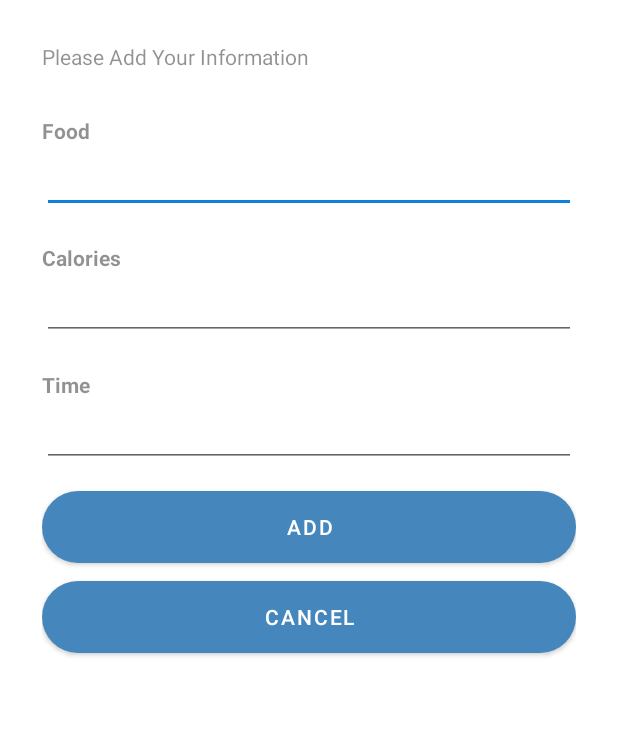
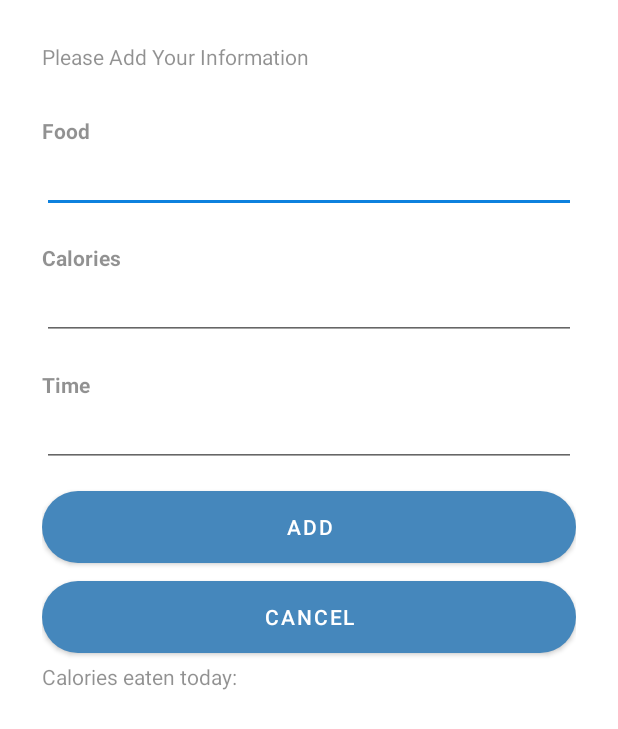
Before and after one commit to Starfractor/FitFlow, an Android app: the HomeActivity screen opened directly, with no data from a screen before it, after a tap on "ADD FOOD", on a phone screen of 412 x 824 dp. Shown: the top 729 px of the screen. Run offline under Robolectric (Android 15) with nearby library versions, the light colour scheme and no system bars.

Commit message:
some more saving updates

```diff
--- a/app/src/main/java/com/example/fitflow/AddFoodActivity.java
+++ b/app/src/main/java/com/example/fitflow/AddFoodActivity.java
@@ -4,6 +4,7 @@ import android.os.Bundle;
 import android.view.View;
 import android.widget.Button;
 import android.widget.EditText;
+import android.widget.TextView;
 import android.widget.Toast;
 
 import androidx.appcompat.app.AppCompatActivity;
@@ -19,6 +20,8 @@ public class AddFoodActivity extends AppCompatActivity {
     private EditText editTime;
 
     private EditText editCals;
+
+    private TextView display;
     private Button buttonAdd;
     private Button buttonCancel;
 
@@ -30,6 +33,7 @@ public class AddFoodActivity extends AppCompatActivity {
         editFood = findViewById(R.id.editFood);
         editTime = findViewById(R.id.editTextTime);
         editCals = findViewById(R.id.editCalories);
+        display = findViewById(R.id.calorieDisplay);
         buttonAdd = findViewById(R.id.buttonAdd);
         buttonCancel = findViewById(R.id.buttonCancel);
 
@@ -39,6 +43,7 @@ public class AddFoodActivity extends AppCompatActivity {
                 String food = editFood.getText().toString();
                 String time = editTime.getText().toString();
                 String cals = editCals.getText().toString();
+                String display_cals = display.getText().toString();
 
                 if (!food.isEmpty() && !time.isEmpty() && !cals.isEmpty()) {
                     // Perform your logic here to add food
@@ -51,6 +56,8 @@ public class AddFoodActivity extends AppCompatActivity {
                         LocalTime current_time = LocalTime.parse(time, DateTimeFormatter.ofPattern("H:mm"));
                         FoodEntry new_food = new FoodEntry(food, Integer.parseInt(cals), 1, current_time);
                         activeLog.foodLog.addEntry(new_food);
+                        String cal_string = "Calories eaten today: " + Integer.toString(activeLog.foodLog.totalCals);
+                        display.setText(cal_string);
                         activeLog.foodLog.saveLog(AddFoodActivity.this);
                     }
                 } else {
--- a/app/src/main/java/com/example/fitflow/HomeActivity.java
+++ b/app/src/main/java/com/example/fitflow/HomeActivity.java
@@ -15,10 +15,9 @@ public class HomeActivity extends AppCompatActivity {
 
         if(!activeLog.init) {
             activeLog.init_active();
-//            activeLog.water_load_data(this);
+            activeLog.water_load_data(this);
             activeLog.food_load_data(this);
-//            activeLog.exercise_load_data(this);
-//            activeLog.user_load_data(this);
+            activeLog.exercise_load_data(this);
         }
         Button btnLogout = findViewById(R.id.btnLogout);
         btnLogout.setOnClickListener(new View.OnClickListener() {
--- a/app/src/main/java/com/example/fitflow/Water_Food_Exercise_Data/FoodLog.java
+++ b/app/src/main/java/com/example/fitflow/Water_Food_Exercise_Data/FoodLog.java
@@ -18,7 +18,7 @@ Stores food entries with accompanying methods. New food log should be made daily
 public class FoodLog implements Serializable {
     private ArrayList<FoodEntry> entries;
     private LocalDate date;
-    private int totalCals;
+    public int totalCals;
 
     public FoodLog(LocalDate date){
         entries = new ArrayList<FoodEntry>();
--- a/app/src/main/java/com/example/fitflow/activeLog.java
+++ b/app/src/main/java/com/example/fitflow/activeLog.java
@@ -1,6 +1,8 @@
 package com.example.fitflow;
 import java.io.File;
+import java.io.FileInputStream;
 import java.io.IOException;
+import java.io.ObjectInputStream;
 import java.lang.reflect.Array;
 import java.nio.file.Files;
 import java.nio.file.Path;
@@ -49,106 +51,94 @@ public class activeLog {
         File[] food_files = directory_food.listFiles();
         if(food_files != null){
             for(File file : food_files){
-                if(file.getName().equals(today_date + ".json")){
+                if(file.getName().equals(today_date + ".ser")){
                     found = true;
                     //Load in new file
+                    try (ObjectInputStream stream = new ObjectInputStream(new FileInputStream(file))) {
+                        foodLog = (FoodLog) stream.readObject();
+                        System.out.println("Made it here");
+                    } catch (IOException | ClassNotFoundException e) {
+                        e.printStackTrace();
+                    }
+                }
+            }
+        }
+        if(!found || found){
+            if (Build.VERSION.SDK_INT >= Build.VERSION_CODES.O) {
+                foodLog = new FoodLog(LocalDate.now());
+            }
+        }
+
+    }
+
+    public static void exercise_load_data(Context context){
+        String today_date = "";
+        if (Build.VERSION.SDK_INT >= Build.VERSION_CODES.O) {
+            today_date = LocalDate.now().toString();
+        }
+        File internal = context.getFilesDir();
+        File directory_exercise = new File(internal, "saved_data/exercise");
+        if (!directory_exercise.exists()) {
+            directory_exercise.mkdirs();
+        }
+
+        boolean found = false;
+
+        File[] exercise_files = directory_exercise.listFiles();
+        if(exercise_files != null){
+            for(File file : exercise_files){
+                if(file.getName().equals(today_date + ".ser")){
+                    found = true;
+                    //Load in new file
+                    try (ObjectInputStream stream = new ObjectInputStream(new FileInputStream(file))) {
+                        exerciseLog = (ExerciseLog) stream.readObject();
+                    } catch (IOException | ClassNotFoundException e) {
+                        e.printStackTrace();
+                    }
                 }
             }
         }
         if(!found){
             if (Build.VERSION.SDK_INT >= Build.VERSION_CODES.O) {
-                activeLog.foodLog = new FoodLog(LocalDate.now());
+                exerciseLog = new ExerciseLog(LocalDate.now());
             }
         }
 
     }
 
-//    public static void exercise_load_data(Context context){
-//        String today_date = "";
-//        if (Build.VERSION.SDK_INT >= Build.VERSION_CODES.O) {
-//            today_date = LocalDate.now().toString();
-//        }
-//        boolean found = false;
-//        List<Path> saved_data_paths = new ArrayList<>();
-//        if (Build.VERSION.SDK_INT >= Build.VERSION_CODES.O) {
-//            Path path = Paths.get("saved_data/exercise");
-//            try(Stream<Path> paths = Files.walk(path)){
-//                saved_data_paths = paths.collect(Collectors.toList());
-//            } catch (IOException e) {
-//                throw new RuntimeException(e);
-//            }
-//        }
-//        if(saved_data_paths.size() > 0){
-//            if (Build.VERSION.SDK_INT >= Build.VERSION_CODES.O) {
-//                for(Path file : saved_data_paths) {
-//                    if(file.getFileName().toString().equals(today_date)) {
-//                        found = true;
-//                    }
-//                }
-//            }
-//        }
-//        if(!found){
-//            if (Build.VERSION.SDK_INT >= Build.VERSION_CODES.O) {
-//                activeLog.foodLog = new FoodLog(LocalDate.now());
-//            }
-//        }
-//    }
-//
-//    public static void water_load_data(Context context){
-//        String today_date = "";
-//        if (Build.VERSION.SDK_INT >= Build.VERSION_CODES.O) {
-//            today_date = LocalDate.now().toString();
-//        }
-//        boolean found = false;
-//        List<Path> saved_data_paths = new ArrayList<>();
-//        if (Build.VERSION.SDK_INT >= Build.VERSION_CODES.O) {
-//            Path path = Paths.get("saved_data/water");
-//            try(Stream<Path> paths = Files.walk(path)){
-//                saved_data_paths = paths.collect(Collectors.toList());
-//            } catch (IOException e) {
-//                throw new RuntimeException(e);
-//            }
-//        }
-//        if(saved_data_paths.size() > 0){
-//            if (Build.VERSION.SDK_INT >= Build.VERSION_CODES.O) {
-//                for(Path file : saved_data_paths) {
-//                    if(file.getFileName().toString().equals(today_date)) {
-//                        found = true;
-//                    }
-//                }
-//            }
-//        }
-//        if(!found){
-//            if (Build.VERSION.SDK_INT >= Build.VERSION_CODES.O) {
-//                activeLog.exerciseLog = new ExerciseLog(LocalDate.now());
-//            }
-//        }
-//    }
-//    public static void user_load_data(Context context){
-//        String today_date = "";
-//        if (Build.VERSION.SDK_INT >= Build.VERSION_CODES.O) {
-//            today_date = LocalDate.now().toString();
-//        }
-//        boolean found = false;
-//        List<Path> saved_data_paths = new ArrayList<>();
-//        if (Build.VERSION.SDK_INT >= Build.VERSION_CODES.O) {
-//            Path path = Paths.get("saved_data/user");
-//            try(Stream<Path> paths = Files.walk(path)){
-//                saved_data_paths = paths.collect(Collectors.toList());
-//            } catch (IOException e) {
-//                throw new RuntimeException(e);
-//            }
-//        }
-//        if(saved_data_paths.size() > 0){
-//            if (Build.VERSION.SDK_INT >= Build.VERSION_CODES.O) {
-//                for(Path file : saved_data_paths) {
-//                    if(file.getFileName().toString().equals(today_date)) {
-//                        found = true;
-//                    }
-//                }
-//            }
-//        }
-//
-//    }
+    public static void water_load_data(Context context){
+        String today_date = "";
+        if (Build.VERSION.SDK_INT >= Build.VERSION_CODES.O) {
+            today_date = LocalDate.now().toString();
+        }
+        File internal = context.getFilesDir();
+        File directory_water= new File(internal, "saved_data/water");
+        if (!directory_water.exists()) {
+            directory_water.mkdirs();
+        }
+
+        boolean found = false;
+
+        File[] water_files = directory_water.listFiles();
+        if(water_files != null){
+            for(File file : water_files){
+                if(file.getName().equals(today_date + ".ser")){
+                    found = true;
+                    //Load in new file
+                    try (ObjectInputStream stream = new ObjectInputStream(new FileInputStream(file))) {
+                        waterLog = (WaterLog) stream.readObject();
+                    } catch (IOException | ClassNotFoundException e) {
+                        e.printStackTrace();
+                    }
+                }
+            }
+        }
+        if(!found){
+            if (Build.VERSION.SDK_INT >= Build.VERSION_CODES.O) {
+                waterLog = new WaterLog(LocalDate.now());
+            }
+        }
+
+    }
 
 }
--- a/app/src/main/res/layout/add_food.xml
+++ b/app/src/main/res/layout/add_food.xml
@@ -50,7 +50,7 @@
             android:id="@+id/editCalories"
             android:layout_width="match_parent"
             android:layout_height="wrap_content"
-            android:inputType="number" />
+            android:inputType="" />
 
         <View
             android:layout_width="wrap_content"
@@ -87,5 +87,12 @@
             android:layout_height="60dp"
             android:text="Cancel" />
 
+        <TextView
+            android:id="@+id/calorieDisplay"
+            android:layout_width="345dp"
+            android:layout_height="48dp"
+            android:alpha="0.8"
+            android:text="Calories eaten today: " />
+
     </LinearLayout>
 </LinearLayout>
```
Also changed, not shown: app/src/main/java/com/example/fitflow/Water_Food_Exercise_Data/ExerciseLog.java (+16 -1 lines), app/src/main/java/com/example/fitflow/Water_Food_Exercise_Data/WaterLog.java (+16 -1 lines).
